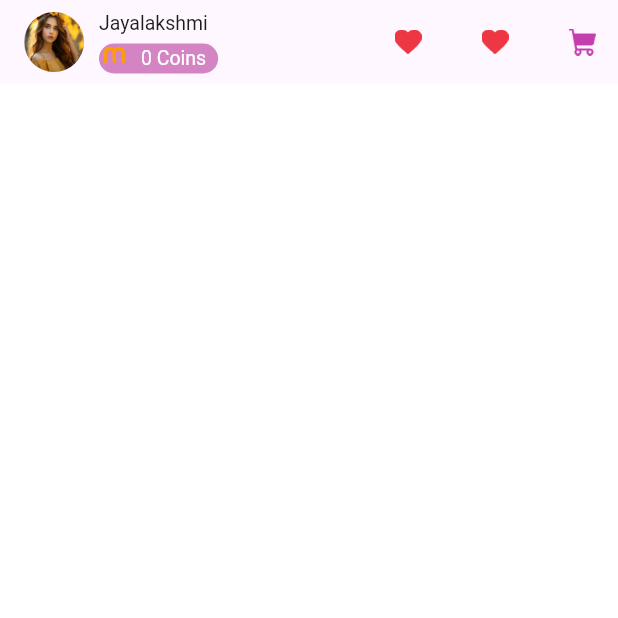
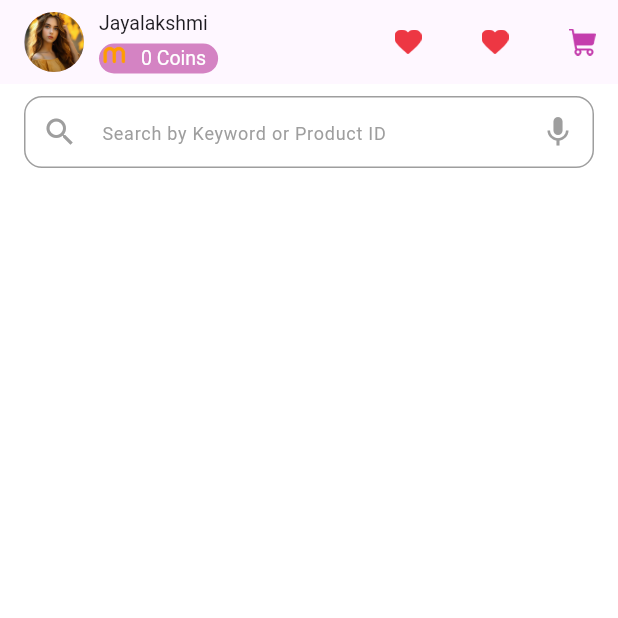
Before and after one commit to jayalakshmipp/meesho_clone_app, a Flutter app: the screen it shows after launch, on a phone screen of 412 x 824 dp, the top half of it. Run offline on Flutter 3.47's test engine with Material 3 defaults, Android fonts, the phone set to English and light mode, and no system bars.

Commit message:
completed app bar and search bar

```diff
--- a/lib/utils/constants/image_constants.dart
+++ b/lib/utils/constants/image_constants.dart
@@ -15,5 +15,6 @@ class MImages {
   static const String Cart_PNG = 'assets/images/cart.png';
   static const String Coins_PNG = "assets/images/coin2.png";
   static const String Notification_PNG = "assets/images/notificationwithred.png";
+  static const String Search_Png = "assets/images/search.png";
 
 }
--- a/lib/view/home_screen/home_screen.dart
+++ b/lib/view/home_screen/home_screen.dart
@@ -1,6 +1,8 @@
 import 'package:flutter/material.dart';
 import 'package:meesho_clone_app/utils/constants/color_constants.dart';
-import 'package:meesho_clone_app/utils/constants/image_constants.dart';
+import 'package:meesho_clone_app/view/home_screen/widget/appbaractions.dart';
+import 'package:meesho_clone_app/view/home_screen/widget/appbartitle.dart';
+import 'package:meesho_clone_app/view/home_screen/widget/searchField.dart';
 
 class HomeScreen extends StatelessWidget {
   @override
@@ -8,90 +10,15 @@ class HomeScreen extends StatelessWidget {
     return Scaffold(
       backgroundColor: MColors.backgroundColor,
       appBar: AppBar(
-        title: Row(
-          mainAxisAlignment: MainAxisAlignment.start,
-          children: [
-            CircleAvatar(
-              backgroundImage: AssetImage(MImages.Dp_PNG),
-              radius: 20, // This determines the size of the left-side image
-            ),
-            SizedBox(width: 10),
-            Column(
-              crossAxisAlignment: CrossAxisAlignment.start,
-              children: [
-                Text(
-                  'Jayalakshmi',
-                  style: TextStyle(fontSize: 13, fontWeight: FontWeight.w400),
-                ),
-                SizedBox(height: 5),
-                Container(
-                  padding: EdgeInsets.only(right: 8),
-                  decoration: BoxDecoration(
-                    color: Color.fromARGB(131, 173, 22, 138),
-                    borderRadius: BorderRadius.circular(10)
-                  ),
-                  child: Row(
-                    mainAxisSize: MainAxisSize.min,
-                    children: [
-                      Image.asset(
-                        MImages.MLogo_PNG,
-                        width: 20, // Size of the left-side image
-                        height: 20,
-                      ),
-                      SizedBox(width: 8),
-                      Text(
-                        '0 Coins',
-                        style: TextStyle(
-                          fontSize: 13,
-                          fontWeight: FontWeight.w400,
-                          color: Colors.white,
-                        ),
-                      ),
-                    ],
-                  ),
-                ),
-              ],
-            ),
-          ],
+        title: AppBarTitle(),
+        actions: [AppBarActions()],
+      ),
+      body: GestureDetector(
+        onTap: () => FocusScope.of(context).unfocus(),
+        child: Padding(
+          padding: const EdgeInsets.symmetric(horizontal: 16.0, vertical: 8.0),
+          child: SearchTextField(),
         ),
-        actions: [
-          Row(
-            children: [
-              IconButton(
-                icon: Image.asset(
-                  MImages.WishList_PNG,
-                  width: 18,
-                  height: 18,
-                ),
-                onPressed: () {
-
-                },
-              ),
-              SizedBox(width: 10),
-              IconButton(
-                icon: Image.asset(
-                  MImages.WishList_PNG,
-                  width: 18,
-                  height: 18,
-                ),
-                onPressed: () {
-
-                },
-              ),
-              SizedBox(width: 10),
-              IconButton(
-                icon: Image.asset(
-                  MImages.Cart_PNG,
-                  width: 18,
-                  height: 18,
-                ),
-                onPressed: () {
-
-                },
-              ),
-            ],
-          ),
-        ],
       ),
     );
   }
--- /dev/null
+++ b/lib/view/home_screen/widget/appbaractions.dart
@@ -0,0 +1,38 @@
+import 'package:flutter/material.dart';
+import 'package:meesho_clone_app/utils/constants/image_constants.dart';
+
+class AppBarActions extends StatelessWidget {
+  @override
+  Widget build(BuildContext context) {
+    return Row(
+      children: [
+        IconButton(
+          icon: Image.asset(
+            MImages.WishList_PNG,
+            width: 18,
+            height: 18,
+          ),
+          onPressed: () {},
+        ),
+        SizedBox(width: 10),
+        IconButton(
+          icon: Image.asset(
+            MImages.WishList_PNG,
+            width: 18,
+            height: 18,
+          ),
+          onPressed: () {},
+        ),
+        SizedBox(width: 10),
+        IconButton(
+          icon: Image.asset(
+            MImages.Cart_PNG,
+            width: 18,
+            height: 18,
+          ),
+          onPressed: () {},
+        ),
+      ],
+    );
+  }
+}
--- /dev/null
+++ b/lib/view/home_screen/widget/appbartitle.dart
@@ -0,0 +1,54 @@
+import 'package:flutter/material.dart';
+import 'package:meesho_clone_app/utils/constants/image_constants.dart';
+
+class AppBarTitle extends StatelessWidget {
+  @override
+  Widget build(BuildContext context) {
+    return Row(
+      mainAxisAlignment: MainAxisAlignment.start,
+      children: [
+        CircleAvatar(
+          backgroundImage: AssetImage(MImages.Dp_PNG),
+          radius: 20,
+        ),
+        SizedBox(width: 10),
+        Column(
+          crossAxisAlignment: CrossAxisAlignment.start,
+          children: [
+            Text(
+              'Jayalakshmi',
+              style: TextStyle(fontSize: 13, fontWeight: FontWeight.w400),
+            ),
+            SizedBox(height: 5),
+            Container(
+              padding: EdgeInsets.only(right: 8),
+              decoration: BoxDecoration(
+                color: Color.fromARGB(131, 173, 22, 138),
+                borderRadius: BorderRadius.circular(10),
+              ),
+              child: Row(
+                mainAxisSize: MainAxisSize.min,
+                children: [
+                  Image.asset(
+                    MImages.MLogo_PNG,
+                    width: 20,
+                    height: 20,
+                  ),
+                  SizedBox(width: 8),
+                  Text(
+                    '0 Coins',
+                    style: TextStyle(
+                      fontSize: 13,
+                      fontWeight: FontWeight.w400,
+                      color: Colors.white,
+                    ),
+                  ),
+                ],
+              ),
+            ),
+          ],
+        ),
+      ],
+    );
+  }
+}
--- /dev/null
+++ b/lib/view/home_screen/widget/searchField.dart
@@ -0,0 +1,33 @@
+import 'package:flutter/material.dart';
+
+class SearchTextField extends StatelessWidget {
+  @override
+  Widget build(BuildContext context) {
+    return TextField(
+      decoration: InputDecoration(
+        contentPadding: EdgeInsets.symmetric(vertical: 12, horizontal: 16),
+        prefixIcon: const Icon(Icons.search, color: Colors.grey),
+        suffixIcon: const Icon(Icons.mic, color: Colors.grey),
+        hintText: "Search by Keyword or Product ID",
+        hintStyle: const TextStyle(
+          color: Colors.grey,
+          fontSize: 12,
+        ),
+        filled: true,
+        fillColor: Colors.white,
+        border: OutlineInputBorder(
+          borderRadius: BorderRadius.circular(12),
+          borderSide: BorderSide(color: Colors.grey, width: 1),
+        ),
+        enabledBorder: OutlineInputBorder(
+          borderRadius: BorderRadius.circular(12),
+          borderSide: BorderSide(color: Colors.grey, width: 1),
+        ),
+        focusedBorder: OutlineInputBorder(
+          borderRadius: BorderRadius.circular(12),
+          borderSide: BorderSide(color: Colors.grey, width: 1),
+        ),
+      ),
+    );
+  }
+}
```
Also changed, not shown: assets/images/search.png (added).
